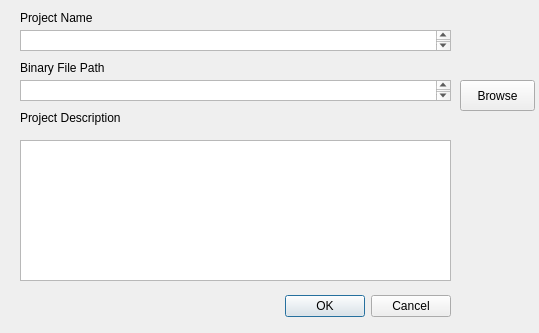
maurygrin/Software-Project-Team9, file newProject.ui: the form before one commit.
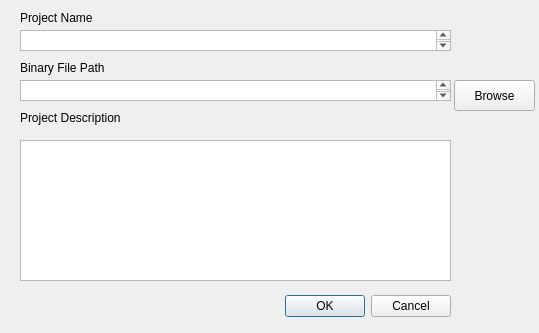
The form after the commit.

Commit message: Create Project Modifed

Patch:
```diff
--- a/newProject.ui
+++ b/newProject.ui
@@ -101,9 +101,9 @@
   <widget class="QPushButton" name="binaryFilePathBrowse">
    <property name="geometry">
     <rect>
-     <x>460</x>
+     <x>454</x>
      <y>80</y>
-     <width>75</width>
+     <width>81</width>
      <height>31</height>
     </rect>
    </property>
```
The commit also changes 2 other files.
